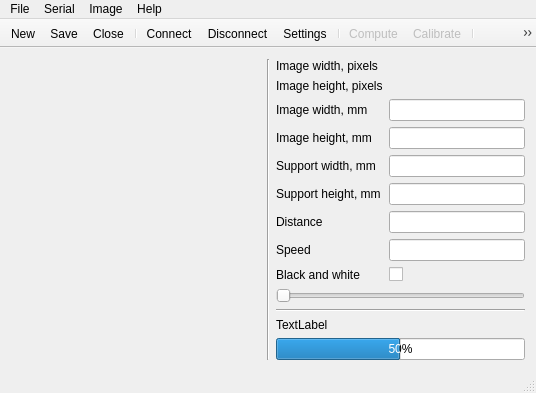
Before: the Qt Designer form projecteurlaser.ui in troisiemetype/c-projecteur-laser, drawn with Qt 5.
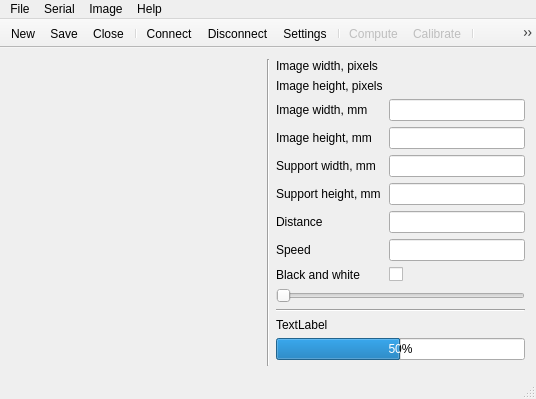
After: the same form once the commit is applied.

```diff
--- a/projecteurlaser.ui
+++ b/projecteurlaser.ui
@@ -7,7 +7,7 @@
     <x>0</x>
     <y>0</y>
     <width>536</width>
-    <height>378</height>
+    <height>399</height>
    </rect>
   </property>
   <property name="windowTitle">
```
Left out of the diff: 3 changed lines with no effect on the pictures.
